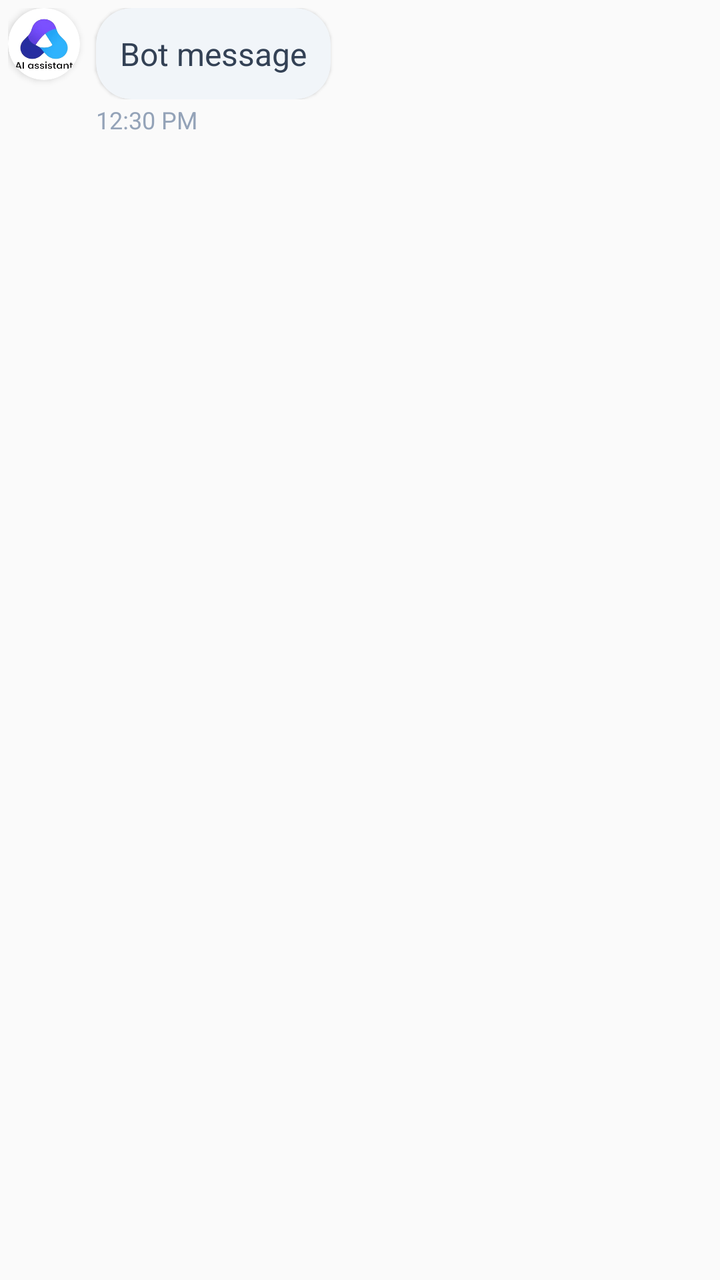
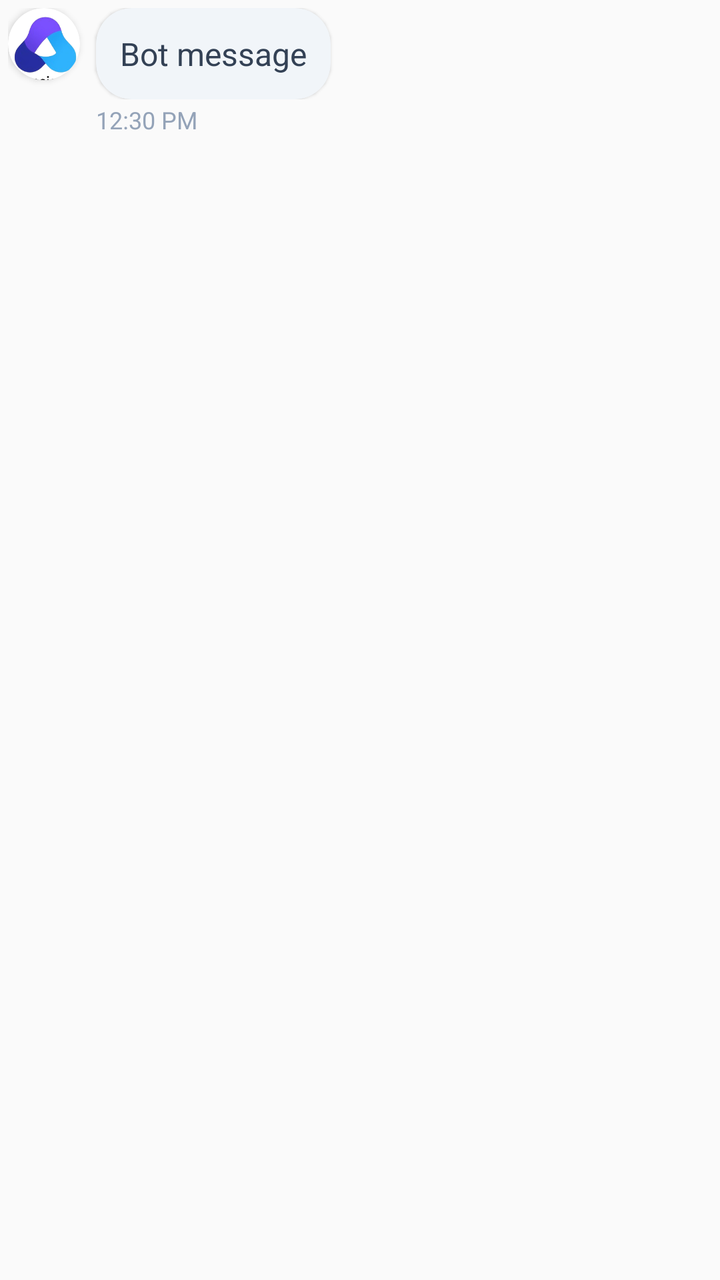

Screens rendered from an Android XML layout before and after an edit, with the pre-edit source and the edit as a unified diff.
<!-- AndroidManifest.xml: application theme Theme.AIAssistant -->
<!-- res/layout/item_message_bot.xml -->
<?xml version="1.0" encoding="utf-8"?>
<LinearLayout xmlns:android="http://schemas.android.com/apk/res/android"
    xmlns:app="http://schemas.android.com/apk/res-auto"
    android:layout_width="match_parent"
    android:layout_height="wrap_content"
    android:orientation="vertical"
    android:padding="4dp">

    
    <LinearLayout
        android:layout_width="match_parent"
        android:layout_height="wrap_content"
        android:orientation="horizontal"
        android:gravity="start">

        
        <com.google.android.material.card.MaterialCardView
            android:layout_width="36dp"
            android:layout_height="36dp"
            android:layout_marginEnd="8dp"
            app:cardCornerRadius="18dp"
            android:outlineAmbientShadowColor="@color/brand_primary"
            app:cardElevation="2dp">

            <ImageView
                android:layout_width="24dp"
                android:layout_height="24dp"
                android:layout_gravity="center"
                android:src="@drawable/ai_logo"
                android:contentDescription="AI Assistant"
                android:scaleX="3.2"
                android:scaleY="3"
                android:scaleType="centerCrop" />

        </com.google.android.material.card.MaterialCardView>

        <com.google.android.material.card.MaterialCardView
            android:layout_width="wrap_content"
            android:layout_height="wrap_content"
            android:layout_marginEnd="48dp"
            app:cardCornerRadius="18dp"
            app:cardBackgroundColor="@color/bot_message_bg"
            app:cardElevation="1dp">

            <TextView
                android:id="@+id/textViewBotMessage"
                android:layout_width="wrap_content"
                android:layout_height="wrap_content"
                android:maxWidth="280dp"
                android:minHeight="36dp"
                android:gravity="start"
                android:padding="12dp"
                android:textColor="@color/bot_message_text"
                android:textSize="16sp"
                android:text="Bot message" />

        </com.google.android.material.card.MaterialCardView>

    </LinearLayout>

    
    <TextView
        android:id="@+id/textViewTimestamp"
        android:layout_width="wrap_content"
        android:layout_height="wrap_content"
        android:layout_gravity="start"
        android:layout_marginTop="2dp"
        android:layout_marginStart="44dp"
        android:textSize="12sp"
        android:textColor="@color/textColorTertiary"
        android:text="12:30 PM" />

</LinearLayout>
<!-- resources referenced by this layout -->
<resources>
  <color name="bot_message_bg">#F1F5F9</color>
  <color name="bot_message_text">#334155</color>
  <color name="brand_primary">#6366F1</color>
  <color name="textColorTertiary">#94A3B8</color>
  <!-- drawable ai_logo: png bitmap (drawable, 43762 bytes) -->
  <style name="Theme.AIAssistant" parent="Base.Theme.AIAssistant" />
  <style name="Base.Theme.AIAssistant" parent="Theme.MaterialComponents.DayNight.NoActionBar">
          
          <item name="colorPrimary">@color/brand_primary</item>
          <item name="colorPrimaryVariant">@color/brand_secondary</item>
          <item name="colorOnPrimary">@color/white</item>
  
          
          <item name="colorSecondary">@color/brand_accent</item>
          <item name="colorSecondaryVariant">@color/brand_accent</item>
          <item name="colorOnSecondary">@color/white</item>
  
          
          <item name="colorSurface">@color/background_surface</item>
          <item name="colorOnSurface">@color/textColorPrimary</item>
  
          
          <item name="android:colorBackground">@color/background_primary</item>
  
          
          <item name="android:statusBarColor">@color/brand_primary</item>
          <item name="android:windowLightStatusBar">false</item>
  
          
          <item name="textAppearanceHeadline6">@style/TextAppearance.MaterialComponents.Headline6</item>
          <item name="textAppearanceBody1">@style/TextAppearance.MaterialComponents.Body1</item>
      </style>
  <color name="brand_secondary">#8B5CF6</color>
  <color name="white">#FFFFFFFF</color>
  <color name="brand_accent">#06B6D4</color>
  <color name="background_surface">#FFFFFF</color>
  <color name="textColorPrimary">#1E293B</color>
  <color name="background_primary">#FAFAFA</color>
</resources>

<!-- the commit's change to res/layout/item_message_bot.xml (unified diff, before → after) -->
@@ -23,14 +23,15 @@
             app:cardElevation="2dp">
 
             <ImageView
-                android:layout_width="24dp"
-                android:layout_height="24dp"
+                android:layout_width="14dp"
+                android:layout_height="25dp"
                 android:layout_gravity="center"
-                android:src="@drawable/ai_logo"
                 android:contentDescription="AI Assistant"
-                android:scaleX="3.2"
-                android:scaleY="3"
-                android:scaleType="centerCrop" />
+                android:scaleType="centerCrop"
+                android:layout_marginTop="4dp"
+                android:scaleX="4"
+                android:scaleY="4"
+                android:src="@drawable/ai_logo" />
 
         </com.google.android.material.card.MaterialCardView>
 
